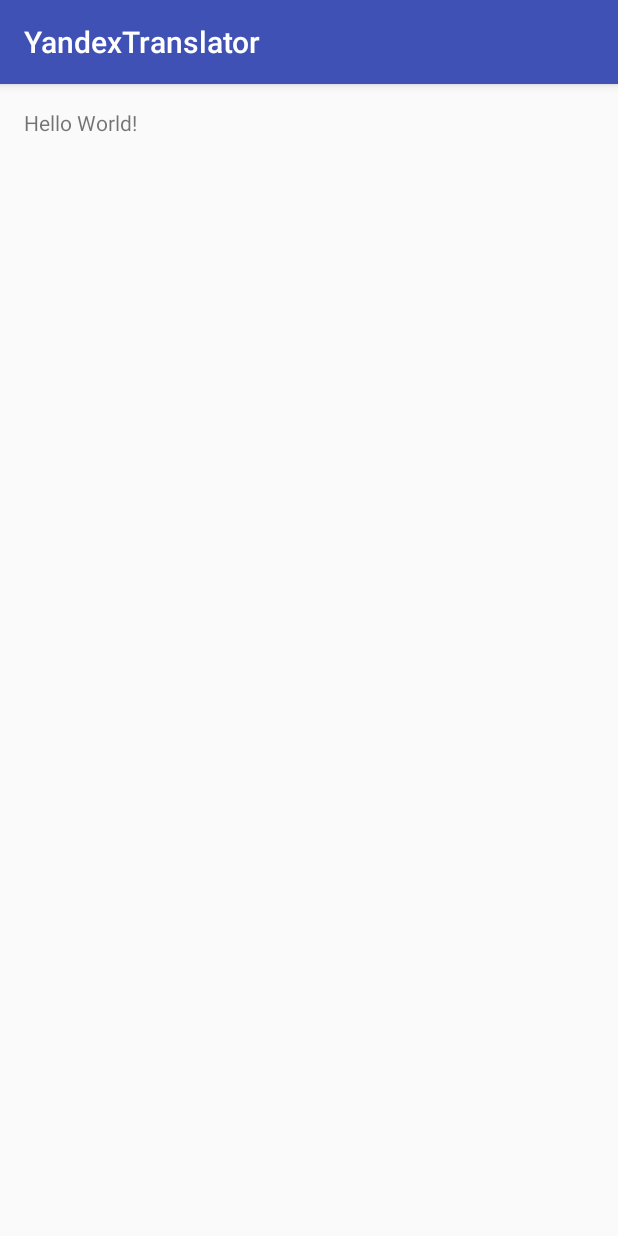
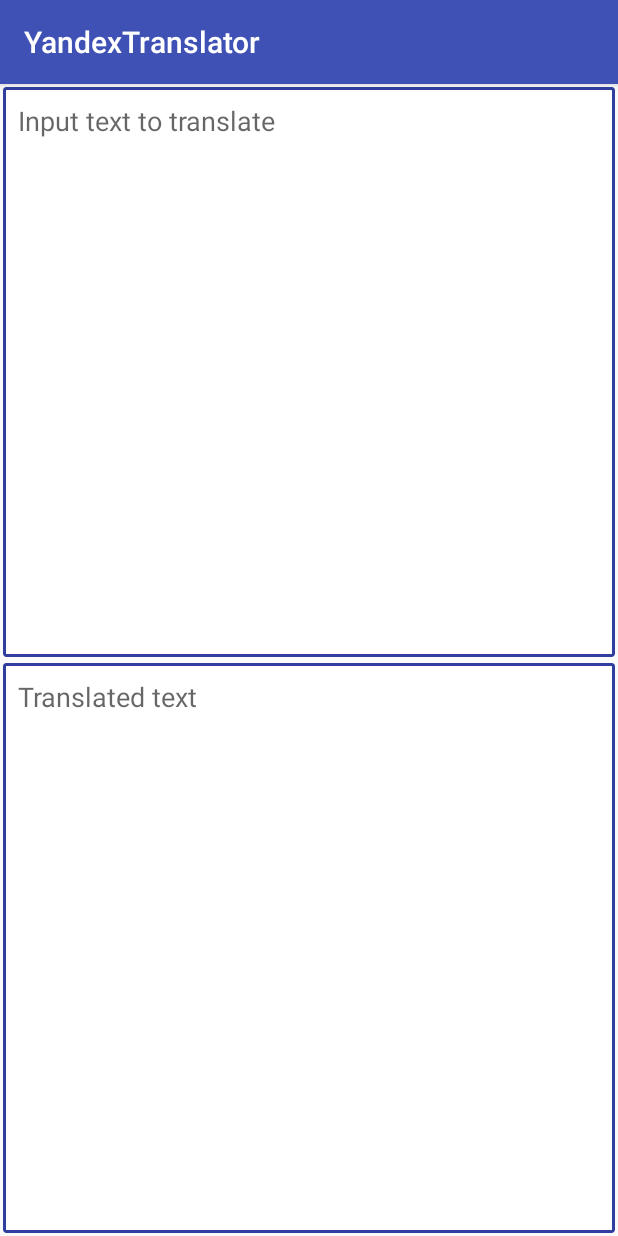
Before and after one commit to aint/SGAcademyAndroid, an Android app: the screen it shows after launch (MainActivity), on a phone screen of 412 x 824 dp. Run offline under Robolectric (Android 15) with nearby library versions, the phone set to English and light mode, and no system bars; 1 statement that could not run was skipped.

Commit message:
Main activity and stylized layout

```diff
--- a/YandexTranslator/app/src/main/AndroidManifest.xml
+++ b/YandexTranslator/app/src/main/AndroidManifest.xml
@@ -1,6 +1,8 @@
 <?xml version="1.0" encoding="utf-8"?>
 <manifest package="com.github.aint.yandextranslator"
           xmlns:android="http://schemas.android.com/apk/res/android">
+
+    <uses-permission android:name="android.permission.INTERNET" />
 
     <application
         android:allowBackup="true"
@@ -8,7 +10,7 @@
         android:label="@string/app_name"
         android:supportsRtl="true"
         android:theme="@style/AppTheme">
-        <activity android:name=".MainActivity">
+        <activity android:name=".activity.MainActivity">
             <intent-filter>
                 <action android:name="android.intent.action.MAIN"/>
 
--- a/YandexTranslator/app/src/main/java/com/github/aint/yandextranslator/MainActivity.java
+++ /dev/null
@@ -1,13 +0,0 @@
-package com.github.aint.yandextranslator;
-
-import android.support.v7.app.AppCompatActivity;
-import android.os.Bundle;
-
-public class MainActivity extends AppCompatActivity {
-
-    @Override
-    protected void onCreate(Bundle savedInstanceState) {
-        super.onCreate(savedInstanceState);
-        setContentView(R.layout.activity_main);
-    }
-}
--- /dev/null
+++ b/YandexTranslator/app/src/main/java/com/github/aint/yandextranslator/activity/MainActivity.java
@@ -0,0 +1,38 @@
+package com.github.aint.yandextranslator.activity;
+
+import android.os.AsyncTask;
+import android.support.v7.app.AppCompatActivity;
+import android.os.Bundle;
+import android.util.Log;
+
+import com.github.aint.yandextranslator.R;
+import com.github.aint.yandextranslator.request.QueryImpl;
+
+import java.util.concurrent.ExecutionException;
+
+public class MainActivity extends AppCompatActivity {
+
+    private static final String TAG = MainActivity.class.getName();
+
+    @Override
+    protected void onCreate(Bundle savedInstanceState) {
+        super.onCreate(savedInstanceState);
+        setContentView(R.layout.activity_main);
+
+        try {
+            String hello = new Translator().execute("cat is smart").get();
+            Log.e(TAG, "onCreate: " + hello);
+        } catch (InterruptedException | ExecutionException e) {
+            e.printStackTrace();
+        }
+    }
+
+    private class Translator extends AsyncTask<String, Void, String> {
+
+        @Override
+        protected String doInBackground(String... params) {
+            return new QueryImpl().accept(params[0]);
+        }
+    }
+
+}
--- /dev/null
+++ b/YandexTranslator/app/src/main/res/drawable/rounded_corner.xml
@@ -0,0 +1,15 @@
+<?xml version="1.0" encoding="utf-8"?>
+<shape xmlns:android="http://schemas.android.com/apk/res/android" >
+    <stroke
+        android:width="2dp"
+        android:color="@color/colorPrimaryDark" />
+
+    <solid android:color="#ffffff" />
+
+    <padding
+        android:left="1dp"
+        android:right="1dp"
+        android:top="5dp" />
+
+    <corners android:radius="1dp" />
+</shape>
--- a/YandexTranslator/app/src/main/res/layout/activity_main.xml
+++ b/YandexTranslator/app/src/main/res/layout/activity_main.xml
@@ -1,17 +1,27 @@
 <?xml version="1.0" encoding="utf-8"?>
 <RelativeLayout
     xmlns:android="http://schemas.android.com/apk/res/android"
-    xmlns:tools="http://schemas.android.com/tools"
-    android:layout_width="match_parent"
-    android:layout_height="match_parent"
-    android:paddingBottom="@dimen/activity_vertical_margin"
-    android:paddingLeft="@dimen/activity_horizontal_margin"
-    android:paddingRight="@dimen/activity_horizontal_margin"
-    android:paddingTop="@dimen/activity_vertical_margin"
-    tools:context="com.github.aint.yandextranslator.MainActivity">
+    android:layout_width="fill_parent"
+    android:layout_height="fill_parent">
 
-    <TextView
-        android:layout_width="wrap_content"
-        android:layout_height="wrap_content"
-        android:text="Hello World!"/>
+    <LinearLayout
+        android:layout_width="match_parent"
+        android:layout_height="match_parent"
+        android:orientation="vertical"
+        android:weightSum="2">
+
+        <EditText
+            style="@style/editText"
+            android:id="@+id/textFrom"
+            android:hint="@string/text_from"
+            />
+
+        <EditText
+            style="@style/editText"
+            android:id="@+id/textTo"
+            android:hint="@string/text_to"
+            />
+
+    </LinearLayout>
+
 </RelativeLayout>
--- a/YandexTranslator/app/src/main/res/values/strings.xml
+++ b/YandexTranslator/app/src/main/res/values/strings.xml
@@ -1,3 +1,5 @@
 <resources>
     <string name="app_name">YandexTranslator</string>
+    <string name="text_from">Input text to translate</string>
+    <string name="text_to">Translated text</string>
 </resources>
--- a/YandexTranslator/app/src/main/res/values/styles.xml
+++ b/YandexTranslator/app/src/main/res/values/styles.xml
@@ -8,4 +8,20 @@
         <item name="colorAccent">@color/colorAccent</item>
     </style>
 
+    <style name="editText" parent="@android:style/Widget.EditText">
+        <item name="android:layout_width">match_parent</item>
+        <item name="android:layout_height">0dp</item>
+        <item name="android:layout_weight">1</item>
+        <item name="android:gravity">top</item>
+        <item name="android:paddingTop">10dp</item>
+        <item name="android:paddingLeft">10dp</item>
+        <item name="android:paddingRight">10dp</item>
+        <item name="android:layout_marginTop">2dp</item>
+        <item name="android:layout_marginBottom">2dp</item>
+        <item name="android:layout_marginLeft">2dp</item>
+        <item name="android:layout_marginRight">2dp</item>
+        <item name="android:inputType">textCapSentences</item>
+        <item name="android:background">@drawable/rounded_corner</item>
+    </style>
+
 </resources>
```
